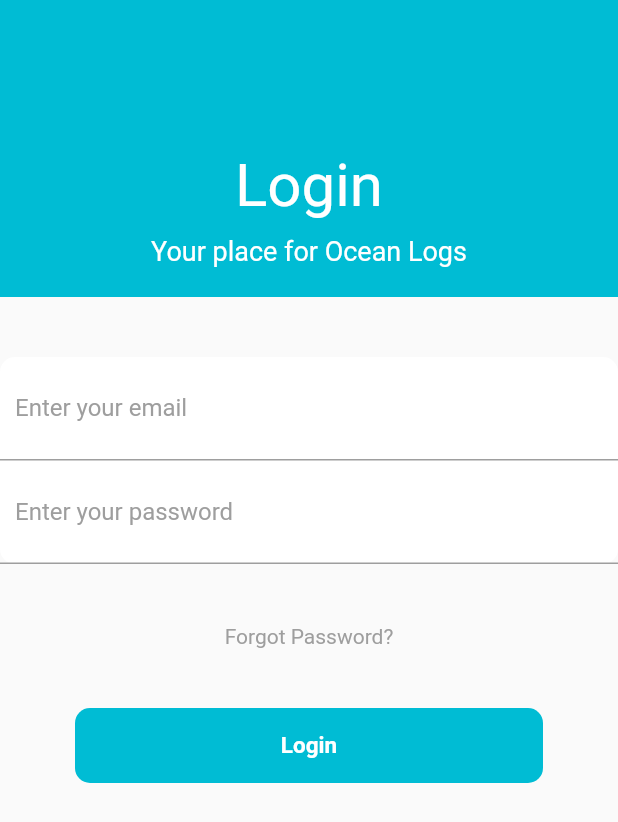
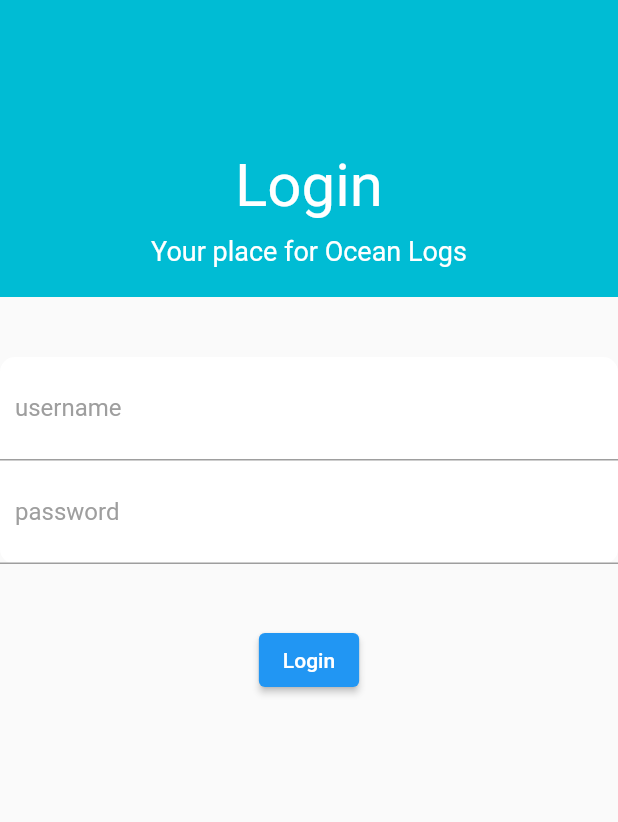
Before and after one commit to laynemazur/oceanlogger, a Flutter app: the screen it shows after launch, on a phone screen of 412 x 824 dp. Shown: the top 822 px of the screen. Run offline on Flutter 3.47's test engine with Material 2 defaults, Android fonts, the phone set to English and light mode, and no system bars; missing offline and left inert: mongo_dart.

Commit message:
Reoganization and Attempt at DB and Login API

```diff
--- a/lib/Button.dart
+++ /dev/null
@@ -1,25 +0,0 @@
-import 'package:flutter/material.dart';
-
-class Button extends StatelessWidget{
-  const Button({super.key});
-
-  @override
-  Widget build(BuildContext context) {
-
-    return Container(
-      height: 50,
-      margin: const EdgeInsets.symmetric(horizontal: 50),
-      decoration: BoxDecoration(
-        color: Colors.cyan,
-        borderRadius: BorderRadius.circular(10),
-      ),
-      child: const Center(
-        child: Text("Login",style: TextStyle(
-            color: Colors.white,
-            fontSize: 15,
-            fontWeight: FontWeight.bold
-        ),),
-      ),
-    );
-  }
-}
--- a/lib/InputWrapper.dart
+++ /dev/null
@@ -1,37 +0,0 @@
-import 'package:flutter/material.dart';
-
-import 'Button.dart';
-import 'InputField.dart';
-
-class InputWrapper extends StatelessWidget {
-  const InputWrapper({super.key});
-
-  @override
-  Widget build(BuildContext context) {
-    return Scaffold(
-        body: SingleChildScrollView(
-        physics: const NeverScrollableScrollPhysics(),
-        // Scaffold keeps keyboard popup on emulator from overflowing do not delete
-      child: Column(
-        children: <Widget>[
-          const SizedBox(height: 40,),
-          Container(
-            decoration: BoxDecoration(
-                color: Colors.white,
-                borderRadius: BorderRadius.circular(10)
-            ),
-            child: const InputField(),
-          ),
-          const SizedBox(height: 40,),
-          const Text(
-            "Forgot Password?",
-            style: TextStyle(color: Colors.grey),
-          ),
-          const SizedBox(height: 40,),
-          const Button()
-        ],
-      ),
-    ),
-    );
-  }
-}
--- a/lib/Header.dart
+++ b/lib/components/Header.dart
@@ -1,5 +1,6 @@
 import 'package:flutter/material.dart';
 
+//General header, this can be deleted/altered if need be
 class Header extends StatelessWidget{
   const Header({super.key});
 
--- a/lib/InputField.dart
+++ b/lib/components/Login.dart
@@ -1,7 +1,10 @@
 import 'package:flutter/material.dart';
+import '../database/Database.dart';
 
-class InputField extends StatelessWidget{
-  const InputField({super.key});
+class Login extends StatelessWidget{
+  static TextEditingController loginController = TextEditingController();
+  static TextEditingController passwordController = TextEditingController();
+
 
   @override
   Widget build(BuildContext context) {
@@ -13,12 +16,13 @@ class InputField extends StatelessWidget{
           padding: const EdgeInsets.all(10),
           decoration: const BoxDecoration(
               border: Border(
-                  bottom: BorderSide(color: Colors.grey),
+                bottom: BorderSide(color: Colors.grey),
               )
           ),
-          child: const TextField(
+          child: TextField(
+            controller: loginController,
             decoration: InputDecoration(
-                hintText: "Enter your email",
+                hintText: "username",
                 hintStyle: TextStyle(color: Colors.grey),
                 border: InputBorder.none
             ),
@@ -31,9 +35,10 @@ class InputField extends StatelessWidget{
                   bottom: BorderSide(color: Colors.grey)
               )
           ),
-          child: const TextField(
+          child: TextField(
+            controller: passwordController,
             decoration: InputDecoration(
-                hintText: "Enter your password",
+                hintText: "password",
                 hintStyle: TextStyle(color: Colors.grey),
                 border: InputBorder.none
             ),
@@ -42,4 +47,8 @@ class InputField extends StatelessWidget{
       ],
     );
   }
+
+  static Future<bool> authUser() {
+    return MongoDB.authenticateUser(loginController.text, passwordController.text);
 }
+}
--- /dev/null
+++ b/lib/components/LoginWrapper.dart
@@ -0,0 +1,33 @@
+import 'package:flutter/material.dart';
+
+import '../buttons/LoginButton.dart';
+import 'Login.dart';
+
+//Design for LoginPage, calls Login which performs actions on this page
+class LoginWrapper extends StatelessWidget {
+  const LoginWrapper({super.key});
+
+  @override
+  Widget build(BuildContext context) {
+    return Scaffold(
+      body: SingleChildScrollView(
+        physics: const NeverScrollableScrollPhysics(),
+        // Scaffold keeps keyboard popup on emulator from overflowing do not delete
+        child: Column(
+          children: <Widget>[
+            const SizedBox(height: 40,),
+            Container(
+              decoration: BoxDecoration(
+                  color: Colors.white,
+                  borderRadius: BorderRadius.circular(10)
+              ),
+              child: Login(),
+            ),
+            const SizedBox(height: 40,),
+            LoginButton()
+          ],
+        ),
+      ),
+    );
+  }
+}
--- /dev/null
+++ b/lib/database/Database.dart
@@ -0,0 +1,68 @@
+import 'dart:async';
+
+import 'package:mongo_dart/mongo_dart.dart';
+import '../../utils/constants.dart';
+import '../../models/users.dart';
+import '../../models/loginverification.dart';
+
+// db.collection("OceanLogger.FishDB");
+// db.collection("OceanLogger.Users");
+// db.collection("OceanLogger.ScubaLogger");
+// db.collection("OceanLogger.FishLogger");
+// ^ these are collections to be used, may not need to use them in this file
+
+//use: import 'Database.dart'; at top of any files using DB.
+
+class MongoDB {
+  static var db, userDB;
+
+
+  static connect() async {
+    db = await Db.create(MONGO_CONN_URL);
+    await db.open;
+    userDB = db.collection(USER_COLLECTION);
+  }
+
+  /*CREATE user
+  static insert(User user) async {
+    await userDB.insertAll([user.toMap()]);
+  } */
+
+  /*READ ALL users (unimplemented in code -lay)
+  static Future<List<Map<String, dynamic>>> getDocuments() async {
+    try {
+      final users = await userDB.find().toList();
+      return users;
+    } catch (e) {
+      print(e);
+      return Future.value(e as FutureOr<List<Map<String, dynamic>>>?);
+    }
+  } */
+
+  //Login Verification
+  static Future<bool> authenticateUser(String login, String password) async {
+
+    //final query = where.eq('login', 'jdoe').eq('password', 'COP4331iscool');
+    final result = await userDB.find('login', 'jdoe');
+
+    await db.close();
+
+    return result != null;
+  }
+
+
+  /*UPDATE user
+  static update(User user) async {
+    var u = await userDB.findOne({"_id": user.id});
+    u["firstName"] = user.firstName;
+    u["lastName"] = user.lastName;
+    u["login"] = user.login;
+    u["password"] = user.password;
+    await userDB.save(u);
+  } */
+
+  /*DELETE user
+  static delete(User user) async {
+    await userDB.remove(where.id(user.id));
+  } */
+}
--- a/lib/main.dart
+++ b/lib/main.dart
@@ -1,5 +1,5 @@
 import 'package:flutter/material.dart';
-import 'LoginPage.dart';
+import 'pages/LoginPage.dart';
 
 void main() => runApp(MyApp());
 
--- /dev/null
+++ b/lib/models/users.dart
@@ -0,0 +1,35 @@
+import 'package:mongo_dart/mongo_dart.dart';
+
+class User {
+  final ObjectId id;
+  final String firstName;
+  final String lastName;
+  final String login;
+  final String password; //work on password hashing
+  final String email;
+  final bool verification;
+
+  const User({required this.id, required this.firstName, required this.lastName, required this.login, required this.password, required this.email, required this.verification});
+
+  Map<String, dynamic> toMap() {
+    return {
+      '_id': id,
+      'firstName': firstName,
+      'lastName': lastName,
+      'login': login,
+      'password': password,
+      'email': email,
+      'verification': verification,
+    };
+  }
+
+  User.fromMap(Map<String, dynamic> map)
+      : id = map['_id'],
+        firstName = map['firstName'],
+        lastName = map['lastName'],
+        login = map['login'],
+        password = map['password'],
+        email = map['email'],
+        verification = map['verification'];
+
+}
--- a/lib/LoginPage.dart
+++ b/lib/pages/LoginPage.dart
@@ -1,7 +1,7 @@
 import 'package:flutter/material.dart';
 
-import 'Header.dart';
-import 'InputWrapper.dart';
+import '../components/Header.dart';
+import '../components/LoginWrapper.dart';
 
 class LoginPage extends StatelessWidget {
   const LoginPage({super.key});
@@ -30,7 +30,7 @@ class LoginPage extends StatelessWidget {
                     topRight: Radius.circular(60),
                   )
               ),
-              child: InputWrapper(),
+              child: LoginWrapper(),
             ))
           ],
         ),
--- /dev/null
+++ b/lib/utils/constants.dart
@@ -0,0 +1,2 @@
+const MONGO_CONN_URL = 'mongodb+srv://laynemazur:COP4331iscool@cluster0.ejmq1pq.mongodb.net/?retryWrites=true&w=majority';
+const USER_COLLECTION = 'OceanLogger.Users';
--- a/pubspec.yaml
+++ b/pubspec.yaml
@@ -28,7 +28,9 @@ environment:
 # the latest version available on pub.dev. To see which dependencies have newer
 # versions available, run `flutter pub outdated`.
 dependencies:
-  mongodb_dart: ^6.0.6 #lay-change this to mongo_dart?
+  crypto: ^3.0.0
+  uuid: ^3.0.0
+  mongo_dart: ^0.9.1
   flutter:
     sdk: flutter
 
```
Also changed, not shown: lib/Database.dart (deleted, +0 -10 lines), lib/buttons/LoginButton.dart (added, +40 -0 lines), lib/models/loginverification.dart (added, +22 -0 lines), lib/pages/HomePage.dart (added, +16 -0 lines), pubspec.lock.
